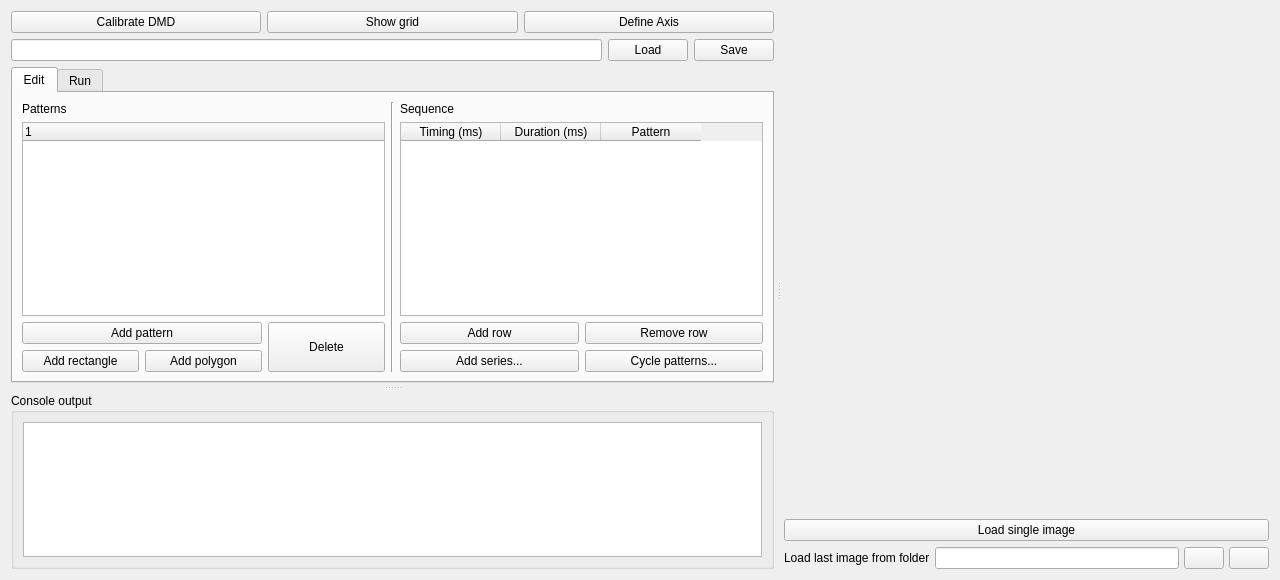
First picture: the form in stim1p/ui/qt/DMD_stim.ui, repository gfayebedrin/DMDcontrol, before the edit.
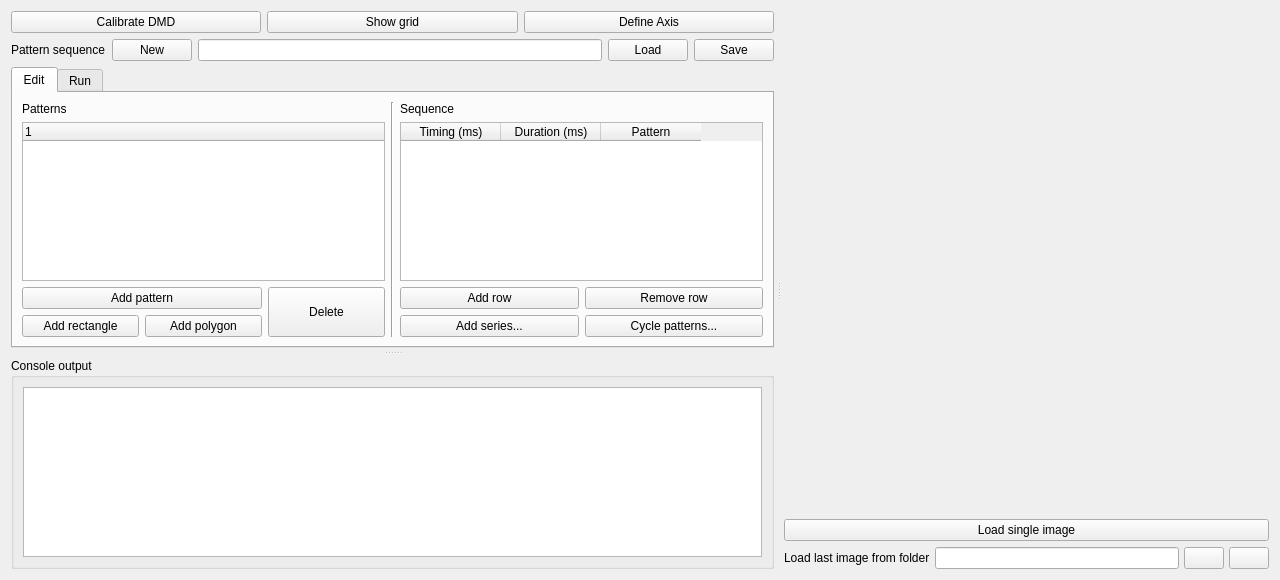
Second picture: the form after the edit. Icons and pictures are not drawn.

Diff of the .ui file:
```diff
--- a/stim1p/ui/qt/DMD_stim.ui
+++ b/stim1p/ui/qt/DMD_stim.ui
@@ -85,6 +85,20 @@
         </item>
         <item>
          <layout class="QHBoxLayout" name="horizontalLayout_patternLoading">
+          <item>
+           <widget class="QLabel" name="label_file_path">
+            <property name="text">
+             <string>Pattern sequence</string>
+            </property>
+           </widget>
+          </item>
+          <item>
+           <widget class="QPushButton" name="pushButton_new_file">
+            <property name="text">
+             <string>New</string>
+            </property>
+           </widget>
+          </item>
           <item>
            <widget class="QLineEdit" name="lineEdit_file_path"/>
           </item>
@@ -119,7 +133,7 @@
         <item>
          <widget class="QTabWidget" name="tabWidget">
           <property name="sizePolicy">
-           <sizepolicy hsizetype="Expanding" vsizetype="Fixed">
+           <sizepolicy hsizetype="Expanding" vsizetype="Expanding">
             <horstretch>0</horstretch>
             <verstretch>0</verstretch>
            </sizepolicy>
```
